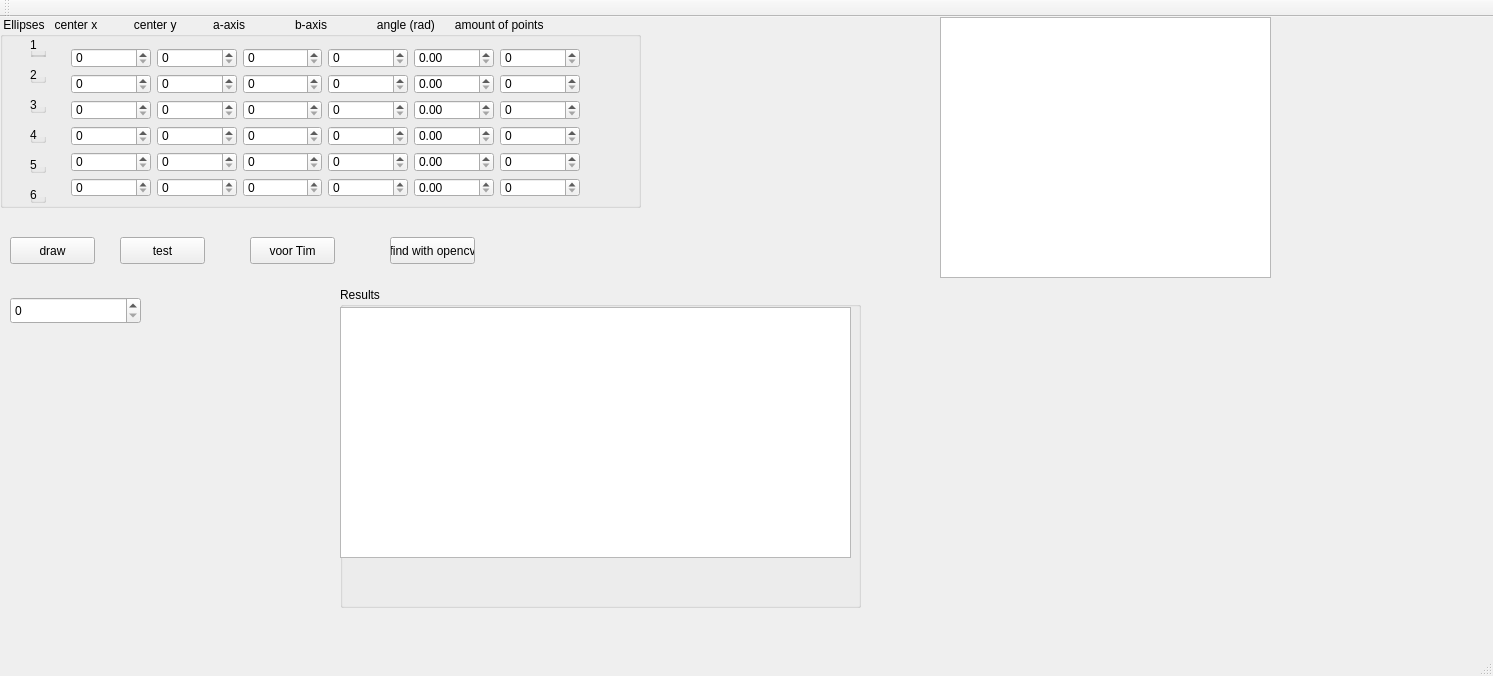
First picture: the form in mainwindow.ui, repository TimStnd/ExamenOpdracht, before the edit.
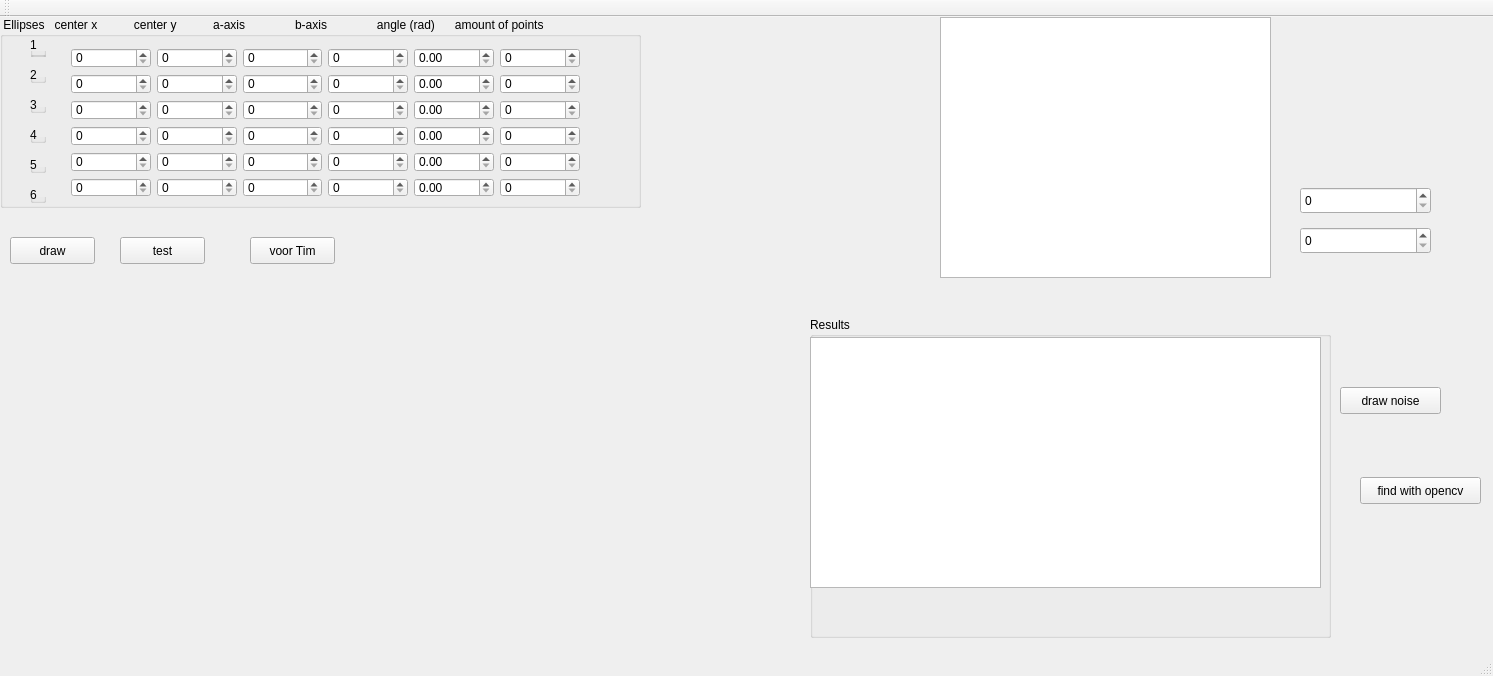
Second picture: the form after the edit.

The edit to the form file:
```diff
--- a/mainwindow.ui
+++ b/mainwindow.ui
@@ -458,9 +458,9 @@
    <widget class="QPushButton" name="pushButton">
     <property name="geometry">
      <rect>
-      <x>390</x>
-      <y>220</y>
-      <width>85</width>
+      <x>1360</x>
+      <y>460</y>
+      <width>121</width>
       <height>27</height>
      </rect>
     </property>
@@ -471,8 +471,8 @@
    <widget class="QSpinBox" name="thresholdopencv">
     <property name="geometry">
      <rect>
-      <x>10</x>
-      <y>280</y>
+      <x>1300</x>
+      <y>170</y>
       <width>131</width>
       <height>27</height>
      </rect>
@@ -484,8 +484,8 @@
    <widget class="QGroupBox" name="groupBox">
     <property name="geometry">
      <rect>
-      <x>340</x>
-      <y>270</y>
+      <x>810</x>
+      <y>300</y>
       <width>521</width>
       <height>321</height>
      </rect>
@@ -504,6 +504,29 @@
      </property>
     </widget>
    </widget>
+   <widget class="QSpinBox" name="noisepoints">
+    <property name="geometry">
+     <rect>
+      <x>1300</x>
+      <y>210</y>
+      <width>131</width>
+      <height>27</height>
+     </rect>
+    </property>
+   </widget>
+   <widget class="QPushButton" name="drawrandom">
+    <property name="geometry">
+     <rect>
+      <x>1340</x>
+      <y>370</y>
+      <width>101</width>
+      <height>27</height>
+     </rect>
+    </property>
+    <property name="text">
+     <string>draw noise</string>
+    </property>
+   </widget>
   </widget>
   <widget class="QMenuBar" name="menuBar">
    <property name="geometry">
```
